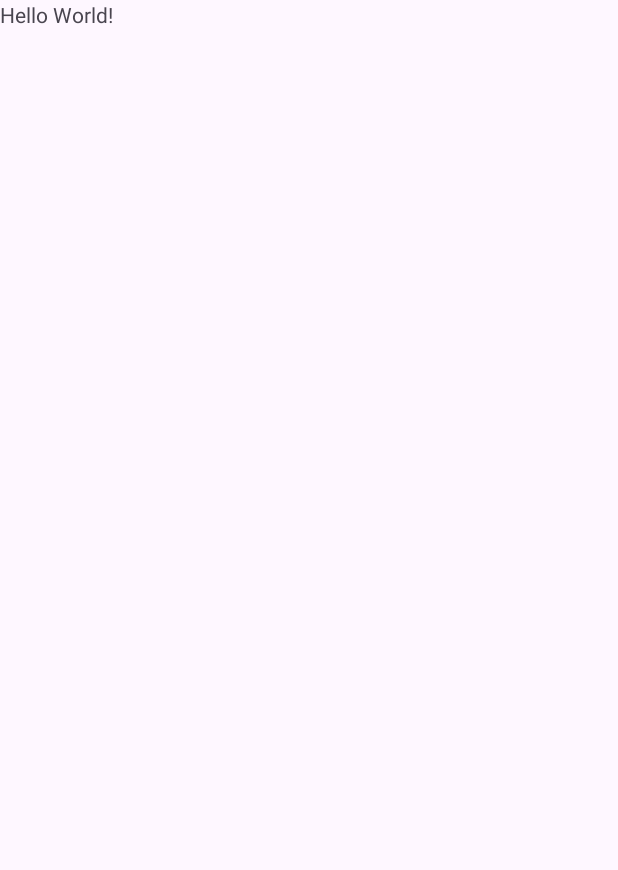
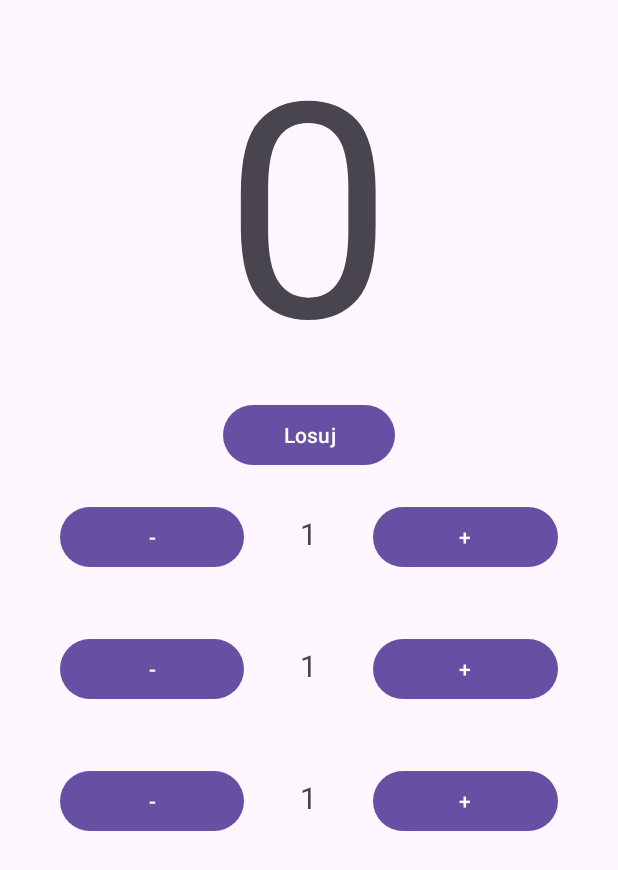
Before and after one commit to grzesiek214/kartkowka3pt2gr-mobilne, an Android app: the screen it shows after launch (MainActivity), on a phone screen of 412 x 824 dp. Before the commit the part shown is almost empty. Shown: the top 870 px of the screen. Run offline under Robolectric (Android 15) with nearby library versions, the phone set to English and light mode, and no system bars.

Commit message:
dodaj widok aplikacji

```diff
--- a/app/src/main/res/layout/activity_main.xml
+++ b/app/src/main/res/layout/activity_main.xml
@@ -5,11 +5,127 @@
     android:id="@+id/main"
     android:layout_width="match_parent"
     android:layout_height="match_parent"
+    android:orientation="vertical"
     tools:context=".MainActivity">
 
-    <TextView
-        android:layout_width="wrap_content"
+    <LinearLayout
+        android:layout_width="match_parent"
         android:layout_height="wrap_content"
-        android:text="Hello World!" />
+        android:gravity="center"
+        android:orientation="vertical">
+
+        <TextView
+            android:layout_width="wrap_content"
+            android:layout_height="wrap_content"
+            android:textSize="200sp"
+            android:text="0" />
+
+        <Button
+            android:id="@+id/button"
+            android:layout_width="wrap_content"
+            android:layout_height="wrap_content"
+            android:layout_weight="1"
+            android:paddingHorizontal="40dp"
+            android:text="Losuj" />
+    </LinearLayout>
+
+    <LinearLayout
+        android:layout_width="match_parent"
+        android:layout_height="wrap_content"
+        android:layout_margin="20dp"
+        android:orientation="horizontal">
+
+        <Button
+            android:id="@+id/button4"
+            android:layout_width="wrap_content"
+            android:layout_height="wrap_content"
+            android:layout_weight="1"
+            android:layout_marginHorizontal="20dp"
+            android:text="-" />
+
+        <TextView
+            android:id="@+id/textView2"
+            android:layout_width="wrap_content"
+            android:layout_height="wrap_content"
+            android:layout_weight="1"
+            android:textAlignment="center"
+            android:textSize="20sp"
+            android:text="1" />
+
+        <Button
+            android:id="@+id/button5"
+            android:layout_width="wrap_content"
+            android:layout_height="wrap_content"
+            android:layout_weight="1"
+            android:layout_marginHorizontal="20dp"
+            android:text="+" />
+
+    </LinearLayout>
+
+    <LinearLayout
+        android:layout_width="match_parent"
+        android:layout_height="wrap_content"
+        android:layout_margin="20dp"
+        android:orientation="horizontal">
+
+        <Button
+            android:id="@+id/button6"
+            android:layout_width="wrap_content"
+            android:layout_height="wrap_content"
+            android:layout_weight="1"
+            android:layout_marginHorizontal="20dp"
+            android:text="-" />
+
+        <TextView
+            android:id="@+id/textView3"
+            android:layout_width="wrap_content"
+            android:layout_height="wrap_content"
+            android:layout_weight="1"
+            android:textAlignment="center"
+            android:textSize="20sp"
+            android:text="1" />
+
+        <Button
+            android:id="@+id/button7"
+            android:layout_width="wrap_content"
+            android:layout_height="wrap_content"
+            android:layout_weight="1"
+            android:layout_marginHorizontal="20dp"
+            android:text="+" />
+
+    </LinearLayout>
+
+    <LinearLayout
+        android:layout_width="match_parent"
+        android:layout_height="wrap_content"
+        android:layout_margin="20dp"
+        android:orientation="horizontal">
+
+        <Button
+            android:id="@+id/button9"
+            android:layout_width="wrap_content"
+            android:layout_height="wrap_content"
+            android:layout_weight="1"
+            android:layout_marginHorizontal="20dp"
+            android:text="-" />
+
+        <TextView
+            android:id="@+id/textView4"
+            android:layout_width="wrap_content"
+            android:layout_height="wrap_content"
+            android:layout_weight="1"
+            android:textAlignment="center"
+            android:textSize="20sp"
+            android:text="1" />
+
+        <Button
+            android:id="@+id/button10"
+            android:layout_width="wrap_content"
+            android:layout_height="wrap_content"
+            android:layout_weight="1"
+            android:layout_marginHorizontal="20dp"
+            android:text="+" />
+    </LinearLayout>
+
 
 </LinearLayout>
```
